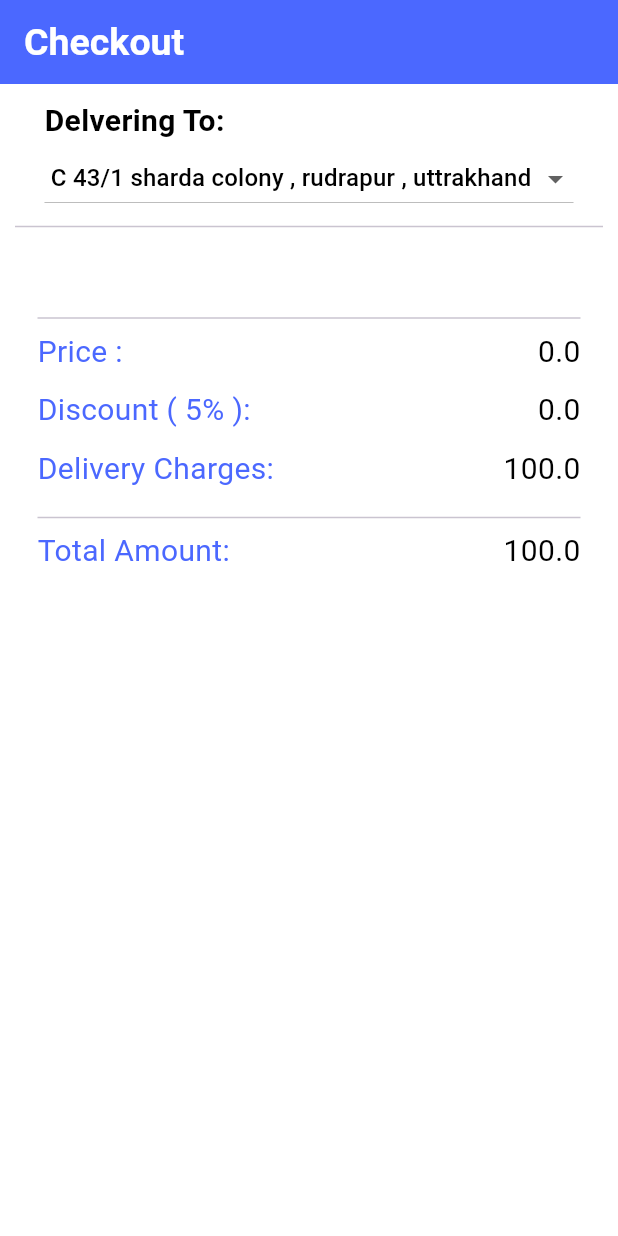
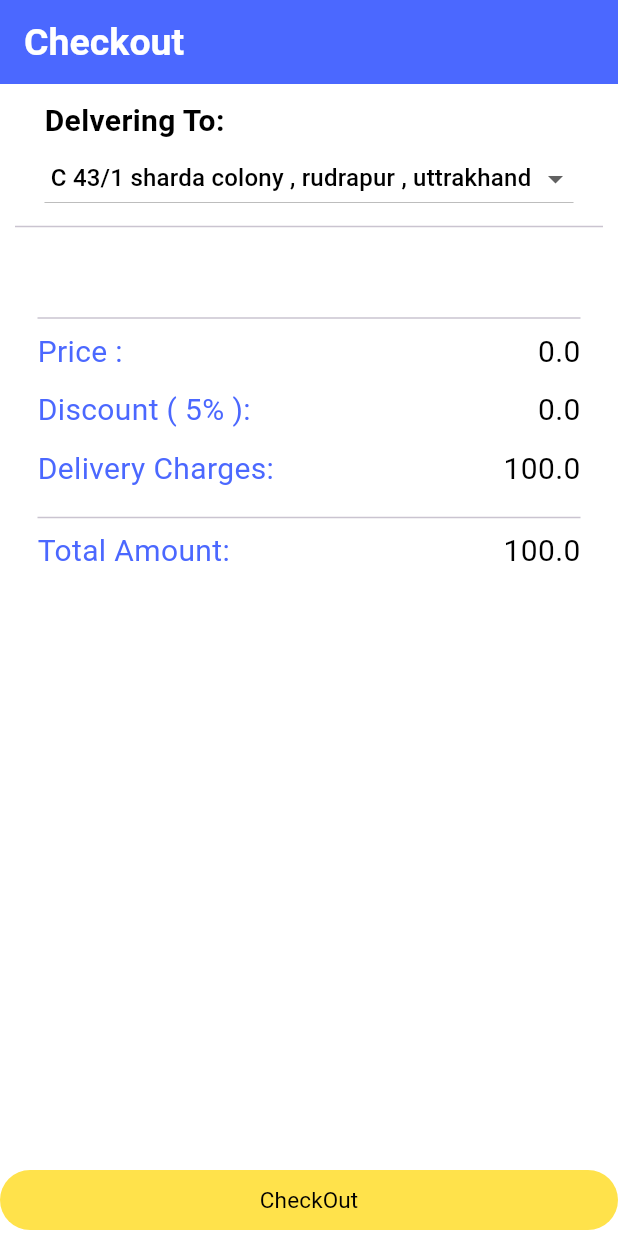
Before and after one commit to kpsbathla16624/Shop-Fusion, a Flutter app: the checkoutScreen screen opened directly with empty values, on a phone screen of 412 x 824 dp. Run offline on Flutter 3.47's test engine with Material 3 defaults, Android fonts, the phone set to English and light mode, and no system bars; our stand-ins replace bloc, cached_network_image, flutter_bloc, get, shared_preferences, sliding_clipped_nav_bar and 1 more; accounts and stored records are empty; Roboto replaces fonts that are missing (Poppins).

Commit message:
checkout screen

```diff
--- a/lib/features/checkout/ui/checkout_screen.dart
+++ b/lib/features/checkout/ui/checkout_screen.dart
@@ -5,7 +5,9 @@ import 'package:shopfusion/data/repositories/Products_models.dart';
 import 'package:shopfusion/data/repositories/products.dart';
 import 'package:shopfusion/features/adress/adresses.dart';
 import 'package:shopfusion/features/checkout/bloc/checkout_bloc.dart';
+import 'package:shopfusion/features/payment%20screen/ui/paymentScreen.dart';
 import 'package:shopfusion/utils/constants/colors.dart';
+import 'package:shopfusion/utils/helpers/helper_function.dart';
 
 class checkoutScreen extends StatelessWidget {
   const checkoutScreen({super.key, required this.productbought});
@@ -24,6 +26,25 @@ class checkoutScreen extends StatelessWidget {
           'Checkout',
           style: TextStyle(color: Colors.white, fontSize: 25),
         ),
+      ),
+      bottomNavigationBar: Container(
+        child: TextButton(
+            style: ButtonStyle(
+              backgroundColor: MaterialStateProperty.all<Color>(SfColor.secondary),
+              elevation: MaterialStateProperty.all<double>(0),
+              shadowColor: MaterialStateProperty.all<Color>(Colors.transparent),
+            ),
+            //style: ButtonStyle(backgroundColor: MaterialStatePropertyAll(SfColor.secondary)),
+            onPressed: () {
+              HELPER.navigateToScreen(context, PaymentScreen(products: productbought));
+            },
+            child: Padding(
+              padding: const EdgeInsets.symmetric(vertical: 1, horizontal: 3),
+              child: Text(
+                'CheckOut',
+                style: TextStyle(color: Colors.black, fontSize: 15),
+              ),
+            )),
       ),
       body: SingleChildScrollView(
         padding: EdgeInsets.all(10),
@@ -93,9 +114,7 @@ class checkoutScreen extends StatelessWidget {
                                 children: [
                                   IconButton(
                                       onPressed: () {
-
-                                          checkoutBloc.add(DecrementBUYItemAmount(productModel: productbought[i]));
-
+                                        checkoutBloc.add(DecrementBUYItemAmount(productModel: productbought[i]));
                                       },
                                       icon: Icon(Icons.remove)),
                                   Text(productbought[i].amount.toString()),
```
